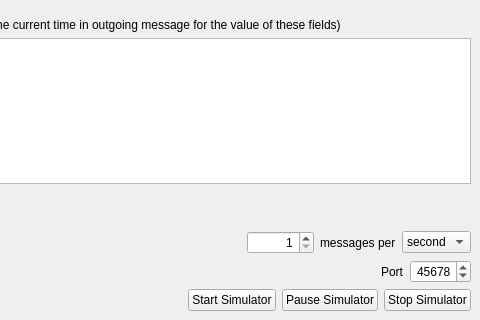
Qt form source/ArcGISQtMessageSimulator/SimulatorDialog.ui (Esri/geomessage-simulator-qt) before a commit; both pictures show x 157 to 637 and y 183 to 503 of the 637 by 503 pixel window.
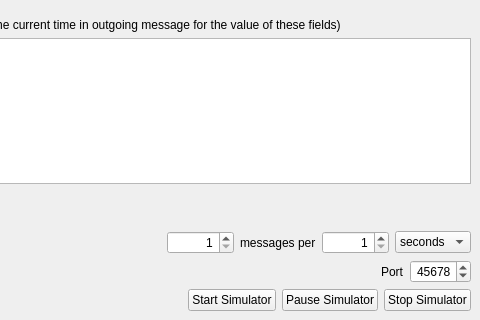
The same form after that commit.

Commit message:
Added time count parameter
This is the X in "5 messages per X minutes" for example.

Patch:
```diff
--- a/source/ArcGISQtMessageSimulator/SimulatorDialog.ui
+++ b/source/ArcGISQtMessageSimulator/SimulatorDialog.ui
@@ -119,9 +119,6 @@
         <property name="maximum">
          <number>2000000000</number>
         </property>
-        <property name="value">
-         <number>1</number>
-        </property>
        </widget>
       </item>
       <item>
@@ -131,11 +128,24 @@
         </property>
        </widget>
       </item>
+      <item>
+       <widget class="QSpinBox" name="spinBox_timeCount">
+        <property name="alignment">
+         <set>Qt::AlignRight|Qt::AlignTrailing|Qt::AlignVCenter</set>
+        </property>
+        <property name="minimum">
+         <number>1</number>
+        </property>
+        <property name="maximum">
+         <number>2000000000</number>
+        </property>
+       </widget>
+      </item>
       <item>
        <widget class="QComboBox" name="comboBox_timeUnit">
         <item>
          <property name="text">
-          <string>second</string>
+          <string>seconds</string>
          </property>
         </item>
         <item>
```
Left out of the diff: 8 changed lines with no effect on the pictures. The commit also changes 5 other files.
